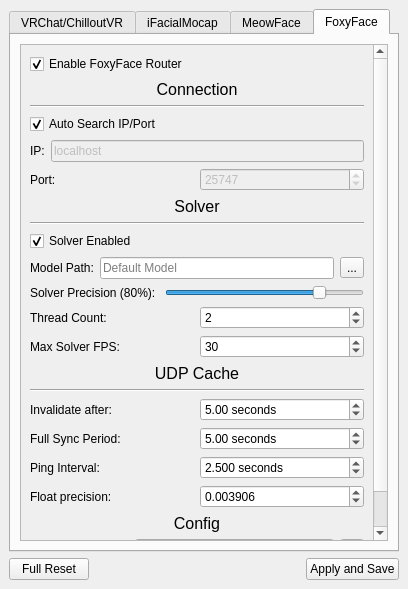
Above: FoxyFace/src/ui/qtcreator/SenderSettings.ui from Jeka8833/FoxyFace before the change. Below: the same form after it.
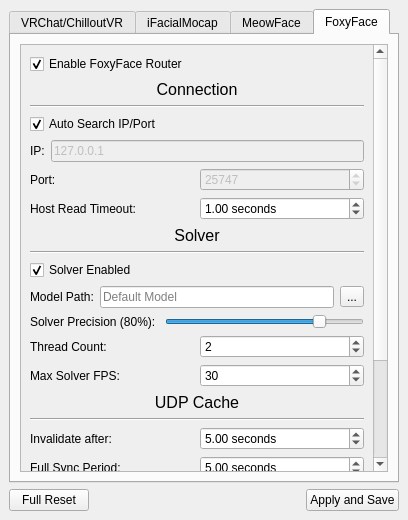
That is the form after the change. The open tabs and pages were chosen to show the change.

Commit message: Add `IFacialMocapSenderPipeline`, enhance VRChat pipeline, and update UI for sender settings

```diff
--- a/FoxyFace/src/ui/qtcreator/SenderSettings.ui
+++ b/FoxyFace/src/ui/qtcreator/SenderSettings.ui
@@ -7,7 +7,7 @@
     <x>0</x>
     <y>0</y>
     <width>408</width>
-    <height>589</height>
+    <height>520</height>
    </rect>
   </property>
   <property name="windowTitle">
@@ -2005,7 +2005,7 @@
              <x>0</x>
              <y>0</y>
              <width>352</width>
-             <height>572</height>
+             <height>603</height>
             </rect>
            </property>
            <layout class="QVBoxLayout" name="verticalLayout_8">
@@ -2094,7 +2094,7 @@
                      <bool>false</bool>
                     </property>
                     <property name="text">
-                     <string>localhost</string>
+                     <string>127.0.0.1</string>
                     </property>
                     <property name="maxLength">
                      <number>256</number>
@@ -2142,6 +2142,47 @@
                  </layout>
                 </widget>
                </item>
+               <item>
+                <widget class="QWidget" name="host_read_timeout_widget" native="true">
+                 <layout class="QHBoxLayout" name="horizontalLayout_25">
+                  <property name="leftMargin">
+                   <number>0</number>
+                  </property>
+                  <property name="topMargin">
+                   <number>0</number>
+                  </property>
+                  <property name="rightMargin">
+                   <number>0</number>
+                  </property>
+                  <property name="bottomMargin">
+                   <number>0</number>
+                  </property>
+                  <item>
+                   <widget class="QLabel" name="host_read_timeout_lb">
+                    <property name="text">
+                     <string>Host Read Timeout:</string>
+                    </property>
+                   </widget>
+                  </item>
+                  <item>
+                   <widget class="QDoubleSpinBox" name="host_read_timeout_sb">
+                    <property name="suffix">
+                     <string> seconds</string>
+                    </property>
+                    <property name="minimum">
+                     <double>0.010000000000000</double>
+                    </property>
+                    <property name="maximum">
+                     <double>60.000000000000000</double>
+                    </property>
+                    <property name="value">
+                     <double>1.000000000000000</double>
+                    </property>
+                   </widget>
+                  </item>
+                 </layout>
+                </widget>
+               </item>
                <item>
                 <widget class="QLabel" name="foxyface_solver_lb">
                  <property name="font">
```
Left out of the diff: 4 changed lines with no effect on the pictures. The commit also changes 10 other files.
